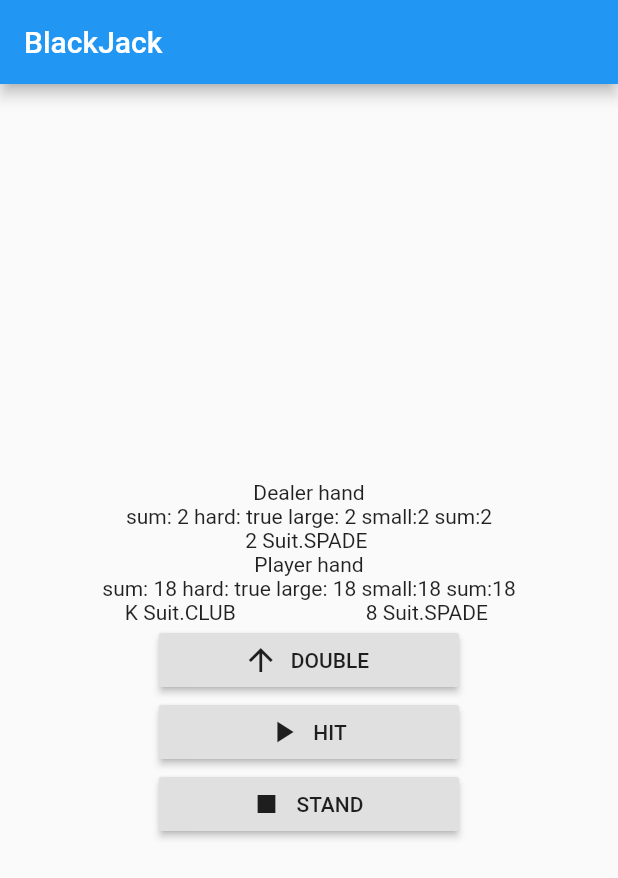
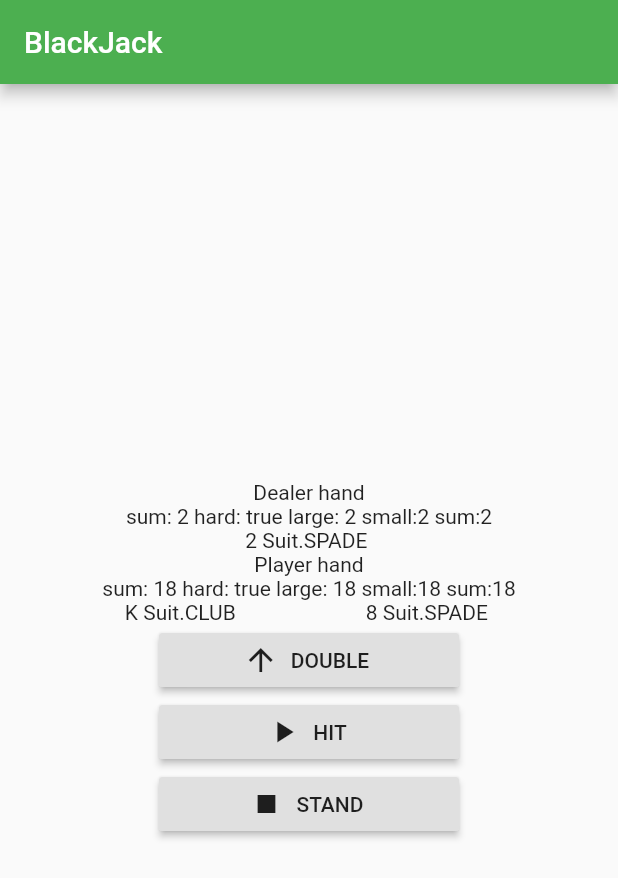
Before and after one commit to adamurban98/blackjack-flutter, a Flutter app: the screen it shows after launch, on a phone screen of 412 x 824 dp. Shown: the top 878 px of the screen. Run offline on Flutter 3.47's test engine with Material 2 defaults, Android fonts, the phone set to English and light mode, and no system bars; our stand-ins replace community_material_icon, get_it.

Commit message:
minor changes

```diff
--- a/lib/main.dart
+++ b/lib/main.dart
@@ -1,4 +1,3 @@
-import 'dart:html';
 import 'dart:math';
 
 import 'package:blackjack/hand.dart';
@@ -27,7 +26,7 @@ class MyApp extends StatelessWidget {
         // or simply save your changes to "hot reload" in a Flutter IDE).
         // Notice that the counter didn't reset back to zero; the application
         // is not restarted.
-        primarySwatch: Colors.blue,
+        primarySwatch: Colors.green,
         // This makes the visual density adapt to the platform that you run
         // the app on. For desktop platforms, the controls will be smaller and
         // closer together (more dense) than on mobile platforms.
```
Also changed, not shown: 1 other file.
